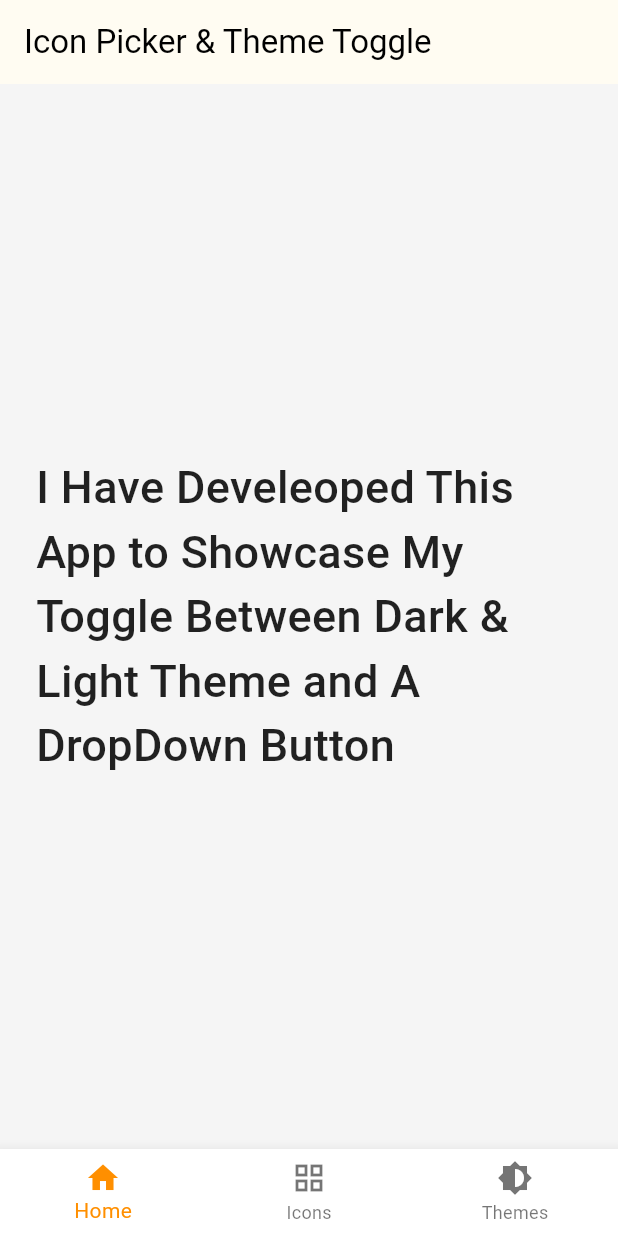
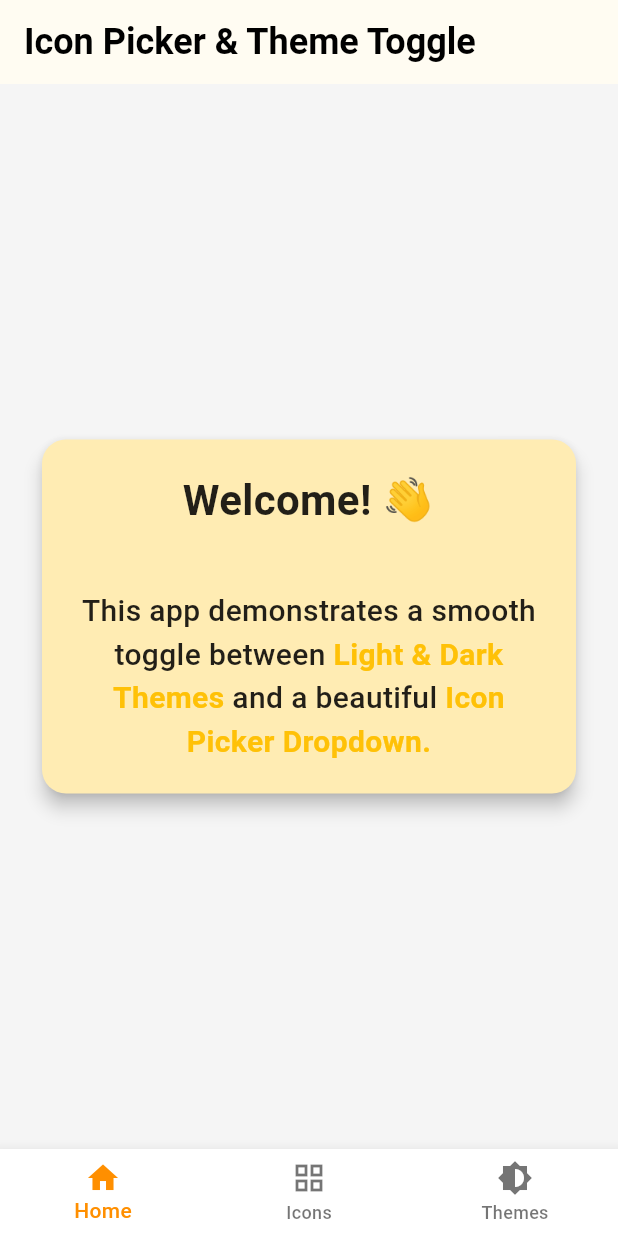
Before and after one commit to MrHamaad/toggle_and_pick, a Flutter app: the screen it shows after launch, on a phone screen of 412 x 824 dp. Run offline on Flutter 3.47's test engine with Material 3 defaults, Android fonts, the phone set to English and light mode, and no system bars.

Commit message:
Maked homepage ui clean

```diff
--- a/lib/screens/home_screen.dart
+++ b/lib/screens/home_screen.dart
@@ -1,9 +1,7 @@
 import 'package:flutter/material.dart';
 
 class HomeScreen extends StatefulWidget {
-
-
-  const HomeScreen({super.key,});
+  const HomeScreen({super.key});
 
   @override
   State<HomeScreen> createState() => _HomeScreenState();
@@ -12,24 +10,69 @@ class HomeScreen extends StatefulWidget {
 class _HomeScreenState extends State<HomeScreen> {
   @override
   Widget build(BuildContext context) {
+    final isDark = Theme.of(context).brightness == Brightness.dark;
     return SafeArea(
-        child: Padding(
-          padding: const EdgeInsets.all(24.0),
-          child: Column(
-            mainAxisAlignment: MainAxisAlignment.spaceBetween,
-            children: [
-              Expanded(
-                child: Center(
-                  child: Text("I Have Develeoped This App to Showcase My Toggle Between Dark & Light Theme and A DropDown Button",
-                  style: TextStyle(fontSize: 30,fontWeight: FontWeight.w500),
-                  ),
+      child: Padding(
+        padding: const EdgeInsets.all(24.0),
+        child: Center(
+          child: Card(
+            elevation: 5,
+            shape:
+            RoundedRectangleBorder(borderRadius: BorderRadius.circular(16)),
+            color: isDark
+                ? Theme.of(context).colorScheme.primary.withOpacity(0.15)
+                : Colors.amber[100],
+            child: Padding(
+              padding: const EdgeInsets.all(20.0),
+              child: Text.rich(
+                TextSpan(
+                  children: [
+                    const TextSpan(
+                      text: "Welcome! 👋\n\n",
+                      style: TextStyle(
+                        fontSize: 28,
+                        fontWeight: FontWeight.bold,
+                      ),
+                    ),
+                    TextSpan(
+                      text:
+                      "This app demonstrates a smooth toggle between ",
+                      style: TextStyle(
+                        fontSize: 20,
+                        color: Theme.of(context).textTheme.bodyMedium!.color,
+                      ),
+                    ),
+                    TextSpan(
+                      text: "Light & Dark Themes ",
+                      style: TextStyle(
+                        fontSize: 20,
+                        fontWeight: FontWeight.w600,
+                        color: Theme.of(context).colorScheme.primary,
+                      ),
+                    ),
+                    TextSpan(
+                      text: "and a beautiful ",
+                      style: TextStyle(
+                        fontSize: 20,
+                        color: Theme.of(context).textTheme.bodyMedium!.color,
+                      ),
+                    ),
+                    TextSpan(
+                      text: "Icon Picker Dropdown.",
+                      style: TextStyle(
+                        fontSize: 20,
+                        fontWeight: FontWeight.w600,
+                        color: Theme.of(context).colorScheme.primary,
+                      ),
+                    ),
+                  ],
                 ),
+                textAlign: TextAlign.center,
               ),
-            ],
+            ),
           ),
-        )
+        ),
+      ),
     );
-
   }
-
 }
--- a/lib/theme/app_theme.dart
+++ b/lib/theme/app_theme.dart
@@ -8,13 +8,22 @@ class AppTheme {
       backgroundColor: Colors.white,
       foregroundColor: Colors.black,
       elevation: 1,
+      titleTextStyle: TextStyle( // 👈 Add this
+        color: Colors.black,
+        fontSize: 24,
+        fontWeight: FontWeight.bold,
+      ),
     ),
-    colorScheme: ColorScheme.light(
+    colorScheme: const ColorScheme.light(
       primary: Colors.amber,
       secondary: Colors.amberAccent,
     ),
     textTheme: const TextTheme(
-      bodyMedium: TextStyle(color: Colors.black87),
+      bodyMedium: TextStyle(
+        color: Colors.black87,
+        fontSize: 16,
+        fontWeight: FontWeight.w500,
+      ),
     ),
   );
 
@@ -24,13 +33,22 @@ class AppTheme {
     appBarTheme: const AppBarTheme(
       backgroundColor: Color(0xFF1E1E1E),
       foregroundColor: Colors.white,
+      titleTextStyle: TextStyle( // 👈 Add this
+        color: Colors.white,
+        fontSize: 24,
+        fontWeight: FontWeight.bold,
+      ),
     ),
-    colorScheme: ColorScheme.dark(
+    colorScheme: const ColorScheme.dark(
       primary: Colors.amber,
       secondary: Colors.amberAccent,
     ),
     textTheme: const TextTheme(
-      bodyMedium: TextStyle(color: Colors.white),
+      bodyMedium: TextStyle(
+        color: Colors.white,
+        fontSize: 16,
+        fontWeight: FontWeight.w500,
+      ),
     ),
   );
 }
```
